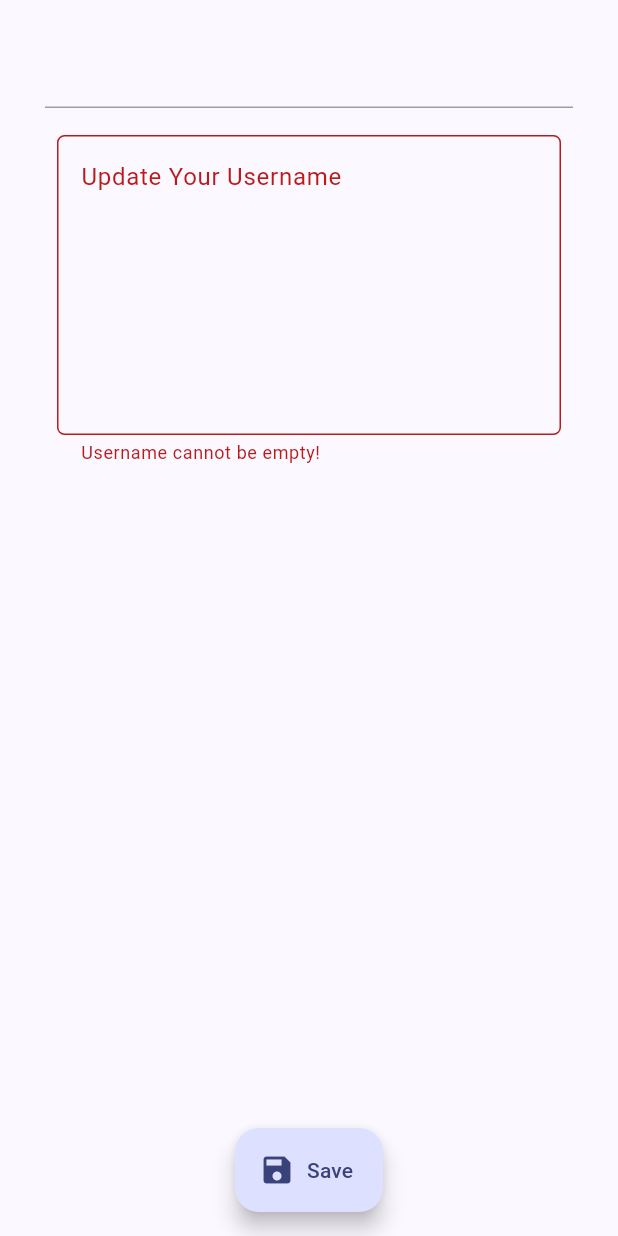
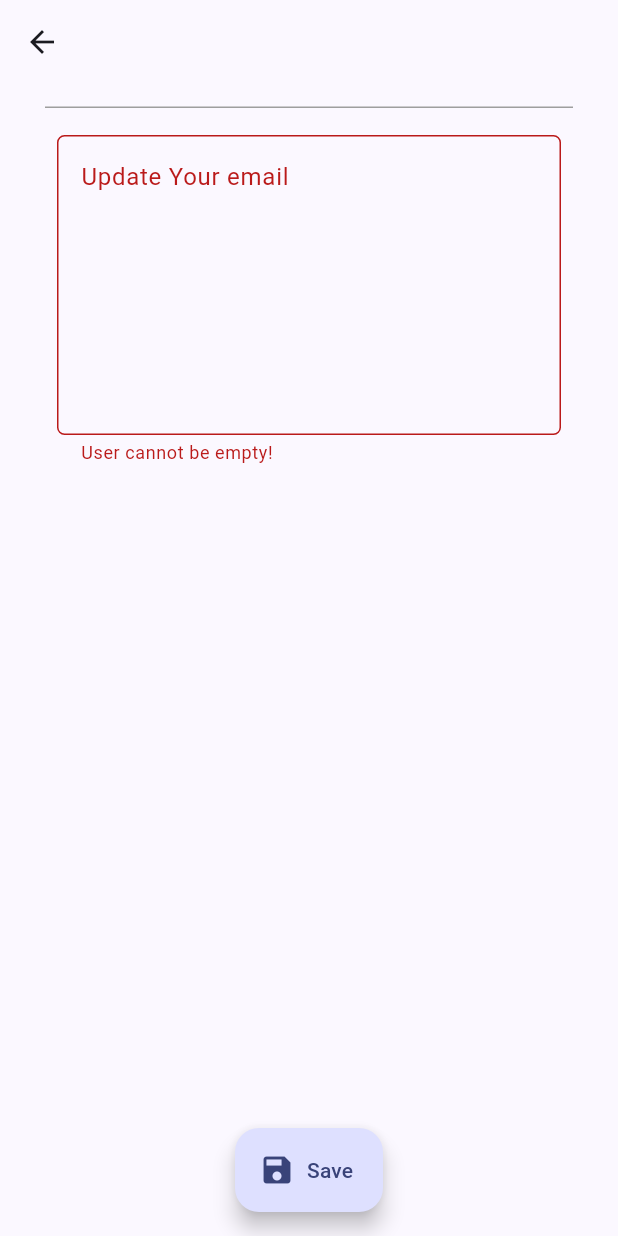
Before and after one commit to TK-PBP-F03/Readitique-mobile, a Flutter app: the WProfilePage screen opened directly with empty values, after a tap on "Save", on a phone screen of 412 x 824 dp. Run offline on Flutter 3.47's test engine with Material 3 defaults, Android fonts, the light colour scheme and no system bars; missing offline and left inert: pbp_django_auth.

Commit message:
+userProfile done tinggal sambung login

```diff
--- a/lib/screens/profile.dart
+++ b/lib/screens/profile.dart
@@ -49,11 +49,11 @@ class ProfileScreen extends StatelessWidget {
       floatingActionButton: FloatingActionButton.extended(
         onPressed: () {
           // Navigate to Profile Form Screen
-          Navigator.pushReplacement(
+          Navigator.push(
             context,
             MaterialPageRoute(
               builder: (context) => WProfilePage(
-                username: userProfile.user.toString(),
+                user: userProfile.user.toString(),
               ),
             ),
           );
@@ -70,8 +70,8 @@ class ProfileScreen extends StatelessWidget {
       context: context,
       builder: (BuildContext context) {
         return AlertDialog(
-          title: Text('Button Tapped!'),
-          content: Text('You tapped the button!'),
+          title: Text('Profile Button Tapped!'),
+          content: Text('You tapped the profile button!'),
           actions: [
             TextButton(
               onPressed: () {
--- a/lib/screens/wprofile.dart
+++ b/lib/screens/wprofile.dart
@@ -4,11 +4,10 @@ import 'package:provider/provider.dart';
 
 import 'package:http/http.dart' as http;
 import 'dart:convert';
+class WProfilePage extends StatefulWidget {
+  final String user;
 
-class WProfilePage extends StatefulWidget {
-  final String username;
-
-  WProfilePage({required this.username});
+  WProfilePage({required this.user});
 
   @override
   State<WProfilePage> createState() => _WProfilePageState();
@@ -16,7 +15,7 @@ class WProfilePage extends StatefulWidget {
 
 class _WProfilePageState extends State<WProfilePage> {
   final _formKey = GlobalKey<FormState>();
-  String _username = "";
+  String _email = "";
 
   @override
   Widget build(BuildContext context) {
@@ -24,15 +23,13 @@ class _WProfilePageState extends State<WProfilePage> {
 
     return Scaffold(
       appBar: AppBar(
-        title: Text(widget.username),
+        title: Text(widget.user),
       ),
       body: Padding(
         padding: const EdgeInsets.only(
             top: 5.0, bottom: 30.0, right: 30.0, left: 30.0),
         child: Column(
           children: [
-
-
             Padding(
               padding: const EdgeInsets.only(top: 10, bottom: 10),
               child: Container(
@@ -52,8 +49,8 @@ class _WProfilePageState extends State<WProfilePage> {
                         minLines: 7,
                         maxLines: 7,
                         decoration: InputDecoration(
-                          hintText: "Username",
-                          labelText: "Update Your Username",
+                          hintText: "User",
+                          labelText: "Update Your email",
                           alignLabelWithHint: true,
                           border: OutlineInputBorder(
                             borderRadius: BorderRadius.circular(5.0),
@@ -61,12 +58,12 @@ class _WProfilePageState extends State<WProfilePage> {
                         ),
                         onChanged: (String? value) {
                           setState(() {
-                            _username = value!;
+                            _email = value!;
                           });
                         },
                         validator: (String? value) {
                           if (value == null || value.isEmpty) {
-                            return "Username cannot be empty!";
+                            return "User cannot be empty!";
                           }
                           return null;
                         },
@@ -83,15 +80,18 @@ class _WProfilePageState extends State<WProfilePage> {
         onPressed: () async {
           if (_formKey.currentState!.validate()) {
             final response = await request.postJson(
-              "http://127.0.0.1:8000/profile/${widget.username}/create-flutter/",
-              jsonEncode(<String, String>{'username': _username}),
+              "http://127.0.0.1:8000/profile/create-flutter/${widget.user}/",
+              jsonEncode(<String, String>{'email': _email}),
             );
             if (response['status'] == 'success') {
               ScaffoldMessenger.of(context).showSnackBar(const SnackBar(
-                content: Text('Username has been saved!'),
+                content: Text('Email has been saved!'),
               ));
               _formKey.currentState!.reset();
+              print("berhasil");
               Navigator.pop(context);
+
+
             } else {
               ScaffoldMessenger.of(context).showSnackBar(const SnackBar(
                 content: Text("An error occurred, please try again."),
```
